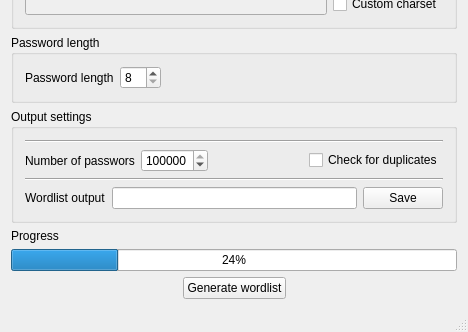
Qt form ui/mainwindow.ui (Faster3ck/RandomWordlistGenerator) before a commit; both pictures show x 0 to 468 and y 164 to 496 of the 468 by 496 pixel window.
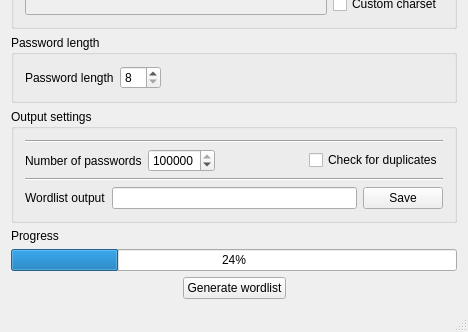
The same form after that commit. Icons and pictures are not drawn.

Patch:
```diff
--- a/ui/mainwindow.ui
+++ b/ui/mainwindow.ui
@@ -218,7 +218,7 @@
          <item>
           <widget class="QLabel" name="label_5">
            <property name="text">
-            <string>Number of passwors</string>
+            <string>Number of passwords</string>
            </property>
           </widget>
          </item>
```
